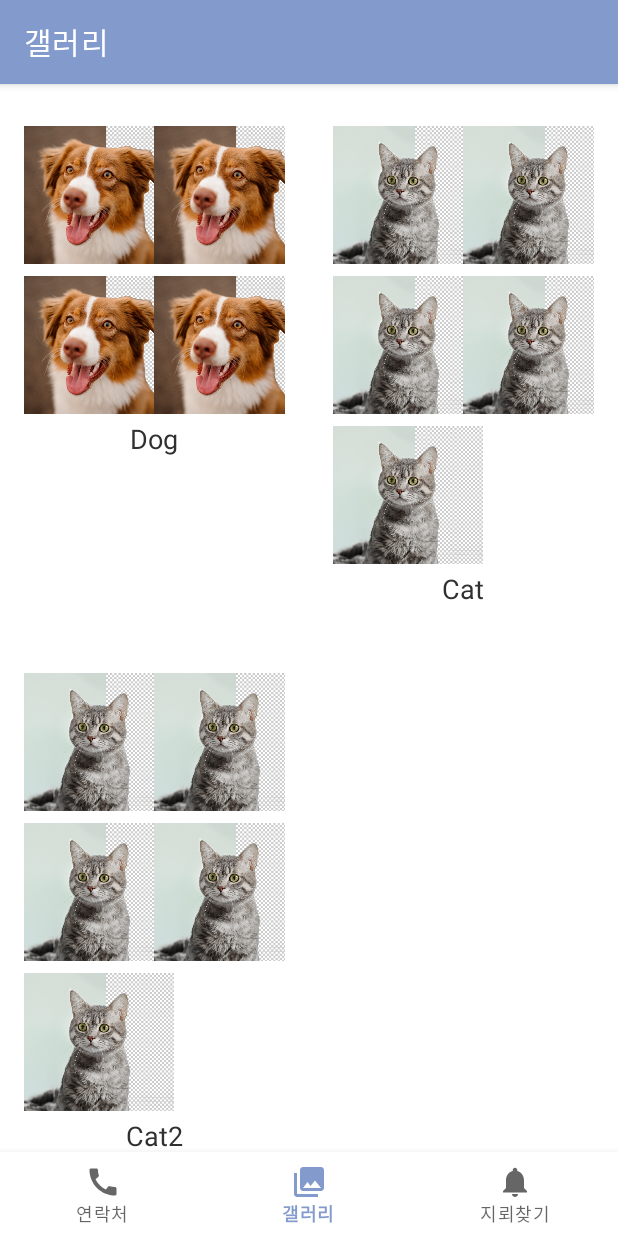
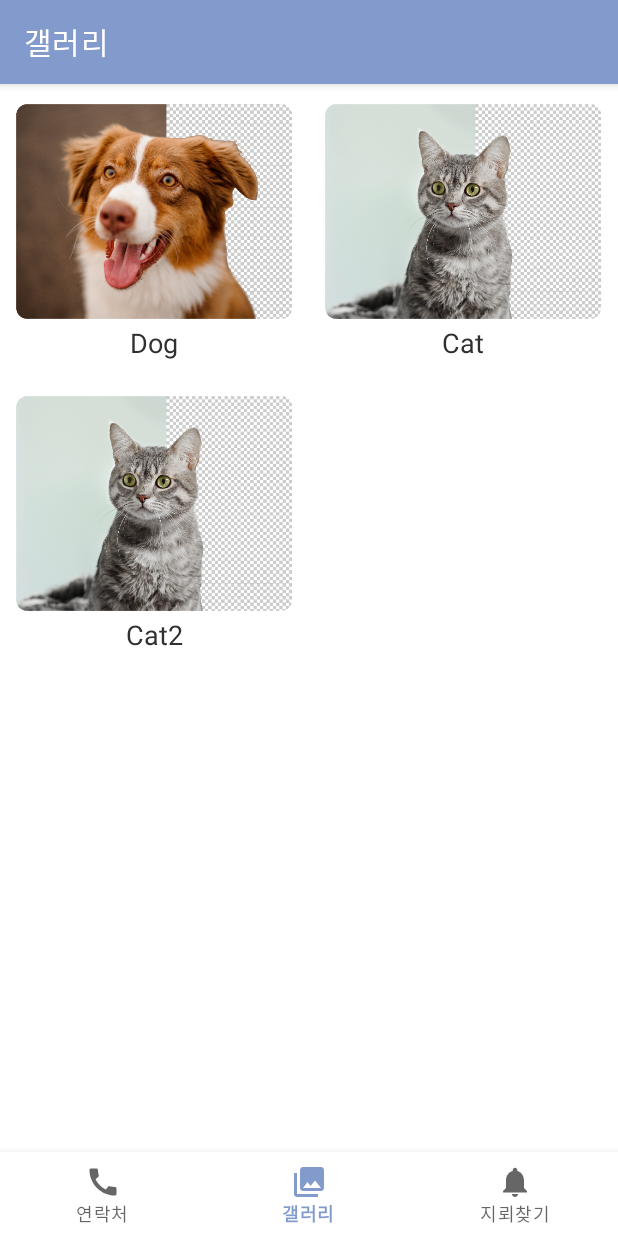
Before and after one commit to yjinpark1221/First-App, an Android app: the DashboardFragment screen opened through its navigation route, on a phone screen of 412 x 824 dp. Run offline under Robolectric (Android 15) with nearby library versions, the phone set to English and light mode, and no system bars; our stand-ins replace navigation-ui.

Commit message:
reset main

```diff
--- a/app/src/main/java/com/example/firstapp/AlbumAdapter.kt
+++ b/app/src/main/java/com/example/firstapp/AlbumAdapter.kt
@@ -1,8 +1,10 @@
 package com.example.firstapp
 
+import android.content.Context
 import android.view.LayoutInflater
 import android.view.View
 import android.view.ViewGroup
+import android.widget.ImageView
 import android.widget.TextView
 import androidx.navigation.findNavController
 import androidx.recyclerview.widget.GridLayoutManager
@@ -10,7 +12,7 @@ import androidx.recyclerview.widget.LinearLayoutManager
 import androidx.recyclerview.widget.RecyclerView
 import com.example.firstapp.ui.dashboard.DashboardFragmentDirections
 
-class AlbumAdapter(private val albumList: List<Album>) :
+class AlbumAdapter(private val context: Context, private val albumList: List<Album>) :
     RecyclerView.Adapter<AlbumAdapter.ViewHolder>() {
 
     override fun onCreateViewHolder(parent: ViewGroup, viewType: Int): ViewHolder {
@@ -29,17 +31,12 @@ class AlbumAdapter(private val albumList: List<Album>) :
 
     inner class ViewHolder(itemView: View) : RecyclerView.ViewHolder(itemView) {
         private val albumNameTextView: TextView = itemView.findViewById(R.id.albumNameTextView)
-        private val imageRecyclerView: RecyclerView = itemView.findViewById(R.id.imageRecyclerView)
+        private val albumimageView: ImageView = itemView.findViewById(R.id.albumImageView)
 
         fun bind(album: Album) {
+
             albumNameTextView.text = album.albumName
-
-            val spanCount = 2 // Number of columns in the grid
-            val layoutManager = GridLayoutManager(itemView.context, spanCount)
-            imageRecyclerView.layoutManager = layoutManager
-
-            val imageAdapter = ImageAdapter(album.imageList)
-            imageRecyclerView.adapter = imageAdapter
+            albumimageView.setImageResource(album.imageList[0])
 
             itemView.setOnClickListener {
                 val position = adapterPosition
@@ -50,15 +47,5 @@ class AlbumAdapter(private val albumList: List<Album>) :
                 }
             }
         }
-
-
-//        fun onClick(v: View?) {
-//            val position = adapterPosition
-//            if (position != RecyclerView.NO_POSITION) {
-//                val clickedAlbum = albumList[position]
-//                val action = DashboardFragmentDirections.actionDashboardFragmentToAlbumDetailsFragment(clickedAlbum)
-//                itemView.findNavController().navigate(action)
-//            }
-//        }
     }
 }
--- a/app/src/main/java/com/example/firstapp/BoardAdapter.kt
+++ b/app/src/main/java/com/example/firstapp/BoardAdapter.kt
@@ -46,7 +46,9 @@ class BoardAdapter(private val itemList: ArrayList<BoardItem>) :
         val name = itemView.findViewById<TextView>(R.id.name)
         val phone = itemView.findViewById<TextView>(R.id.phone)
         val email = itemView.findViewById<TextView>(R.id.email)
+
         val button : ImageButton = itemView.findViewById<ImageButton>(R.id.call_btn)
+
         init {
             itemView.setOnClickListener{
                 itemClickListener?.onItemClick(adapterPosition)
--- a/app/src/main/java/com/example/firstapp/ui/dashboard/AlbumDetailsFragment.kt
+++ b/app/src/main/java/com/example/firstapp/ui/dashboard/AlbumDetailsFragment.kt
@@ -28,7 +28,7 @@ class AlbumDetailsFragment : Fragment() {
         if (album != null) {
             // Use the album data to display the images or perform any other required operations
             val rvBoard : RecyclerView = binding.albumDetails
-            val adapter = ImageAdapter(album.imageList)
+            val adapter = ImageAdapter(requireContext(),album.imageList)
             rvBoard.adapter = adapter
             rvBoard.layoutManager = GridLayoutManager(requireContext(), 3)
         }
--- a/app/src/main/java/com/example/firstapp/ui/dashboard/DashboardFragment.kt
+++ b/app/src/main/java/com/example/firstapp/ui/dashboard/DashboardFragment.kt
@@ -53,7 +53,7 @@ class DashboardFragment : Fragment() {
 
 
         val rvBoard : RecyclerView = binding.rvBoard
-        val albumAdapter = AlbumAdapter(albumList)
+        val albumAdapter = AlbumAdapter(requireContext(), albumList)
         rvBoard.adapter = albumAdapter
         rvBoard.layoutManager = GridLayoutManager(requireContext(), 2)
 
--- a/app/src/main/res/layout/fragment_dashboard.xml
+++ b/app/src/main/res/layout/fragment_dashboard.xml
@@ -3,12 +3,12 @@
     xmlns:app="http://schemas.android.com/apk/res-auto"
     xmlns:tools="http://schemas.android.com/tools"
     android:layout_width="match_parent"
-    android:layout_height="match_parent"
+    android:layout_height="wrap_content"
     android:paddingBottom="?attr/actionBarSize">
 
     <androidx.recyclerview.widget.RecyclerView
-        android:layout_width="0dp"
-        android:layout_height="0dp"
+        android:layout_width="match_parent"
+        android:layout_height="wrap_content"
         android:id="@+id/rv_board"
         app:layout_constraintTop_toTopOf="parent"
         app:layout_constraintLeft_toLeftOf="parent"
--- a/app/src/main/res/layout/item_album.xml
+++ b/app/src/main/res/layout/item_album.xml
@@ -1,18 +1,18 @@
 <?xml version="1.0" encoding="utf-8"?>
 <LinearLayout xmlns:android="http://schemas.android.com/apk/res/android"
-    android:layout_width="match_parent"
+    android:layout_width="wrap_content"
     android:layout_height="wrap_content"
     android:orientation="vertical"
-    android:padding="16dp">
+    android:padding="10dp">
 
 
 
-    <androidx.recyclerview.widget.RecyclerView
-        android:id="@+id/imageRecyclerView"
-        android:layout_width="match_parent"
-        android:layout_height="wrap_content"
-        android:layout_marginTop="8dp"
-        android:orientation="horizontal"/>
+    <ImageView
+        android:id="@+id/albumImageView"
+        android:layout_width="wrap_content"
+        android:layout_height="150dp">
+
+    </ImageView>
 
     <TextView
         android:id="@+id/albumNameTextView"
```
Also changed, not shown: app/src/main/java/com/example/firstapp/ImageAdapter.kt (+16 -2 lines).
